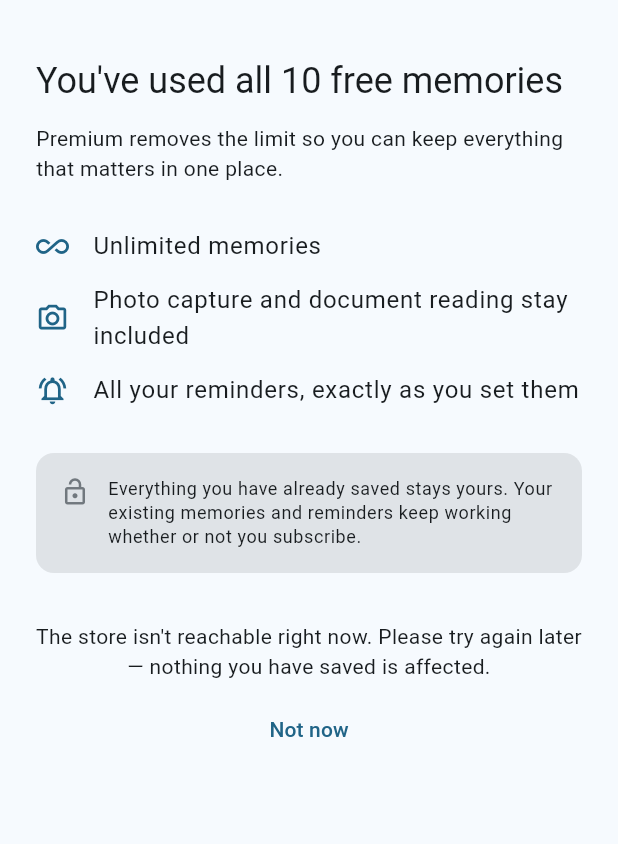
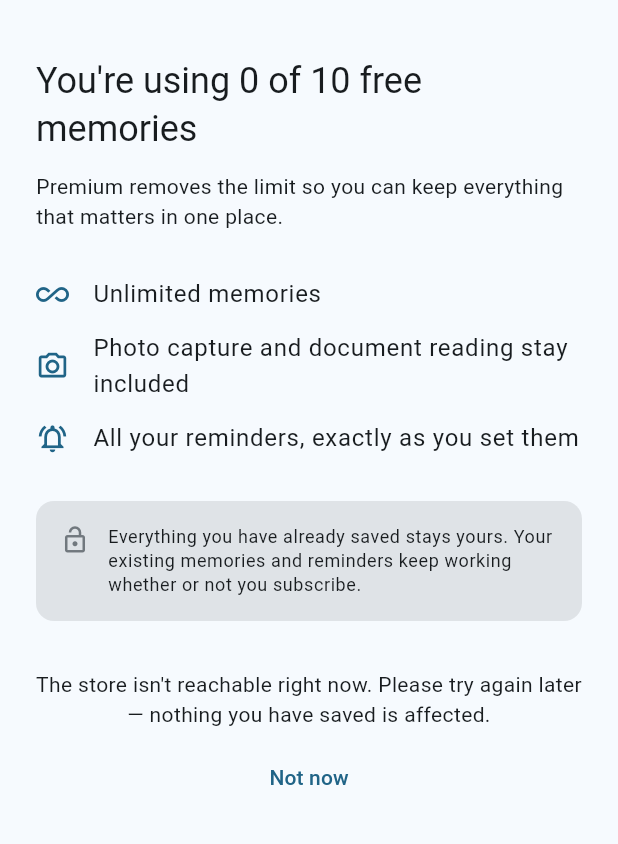
Before and after one commit to dleventis/KeepMind, a Flutter app: the PaywallScreen screen opened directly, on a phone screen of 412 x 824 dp, the part 63-907 px from its top. Run offline on Flutter 3.47's test engine with Material 3 defaults, Android fonts, the phone set to English and light mode, and no system bars; our stand-ins replace drift, flutter_local_notifications, flutter_riverpod, flutter_secure_storage, flutter_timezone, image_picker and 1 more; missing offline and left inert: google_mlkit_text_recognition, purchases_flutter, sqlite3; accounts and stored records are empty; generated files the repository leaves out were written again.

Commit message:
Stop the paywall claiming the free tier is full when it is not
Settings offers Upgrade at any time, and the paywall greeted everyone who
took it with 'You've used all 10 free memories' regardless of how many
they had. For most people opening it that was simply false, and
manufactured scarcity is exactly what the brief rules out.

Co-Authored-By: Claude Opus 5 <noreply@anthropic.com>
Claude-Session: https://claude.ai/code/session_01EmLAKj4LUEGu3wdD5Z63aA

```diff
--- a/app/lib/presentation/paywall/paywall_screen.dart
+++ b/app/lib/presentation/paywall/paywall_screen.dart
@@ -66,7 +66,7 @@ class _PaywallScreenState extends ConsumerState<PaywallScreen> {
             crossAxisAlignment: CrossAxisAlignment.stretch,
             children: [
               Text(
-                "You've used all ${FreeTierLimits.maxActiveMemories} free memories",
+                _headline(ref.watch(activeMemoryCountProvider)),
                 style: theme.textTheme.headlineSmall,
               ),
               const SizedBox(height: 12),
@@ -179,6 +179,16 @@ class _PaywallScreenState extends ConsumerState<PaywallScreen> {
           ),
         );
     }
+  }
+
+  /// The paywall is reachable from Settings at any time, not only when
+  /// the free tier is full, so it must not claim the user is out of room
+  /// when they are not. Manufactured scarcity is a dark pattern the brief
+  /// rules out (§53), and it would be a plain lie besides.
+  String _headline(int count) {
+    const max = FreeTierLimits.maxActiveMemories;
+    if (count >= max) return "You've used all $max free memories";
+    return "You're using $count of $max free memories";
   }
 
   Future<void> _open(String url) async {
```
Also changed, not shown: 1 other file.
